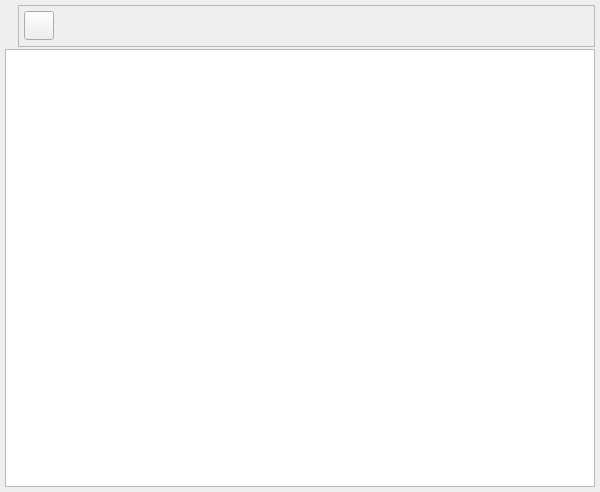
eboladev/Bulmages-1, file bulmages/bulmacont/src/contabilidad/canualesbase.ui: the form before one commit.
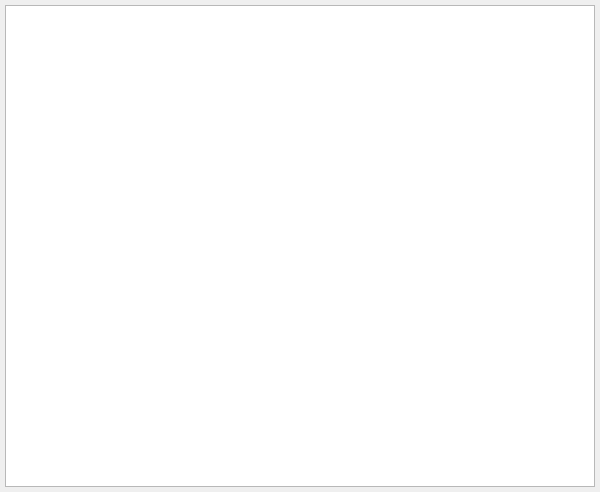
The form after the commit. Icons and pictures are not drawn.

The edit to the form file:
```diff
--- a/bulmages/bulmacont/src/contabilidad/canualesbase.ui
+++ b/bulmages/bulmacont/src/contabilidad/canualesbase.ui
@@ -25,121 +25,6 @@
    <property name="spacing" >
     <number>2</number>
    </property>
-   <item>
-    <layout class="QHBoxLayout" >
-     <property name="margin" >
-      <number>0</number>
-     </property>
-     <property name="spacing" >
-      <number>6</number>
-     </property>
-     <item>
-      <widget class="QLabel" name="pixmapLabel1" >
-       <property name="sizePolicy" >
-        <sizepolicy>
-         <hsizetype>0</hsizetype>
-         <vsizetype>0</vsizetype>
-         <horstretch>0</horstretch>
-         <verstretch>0</verstretch>
-        </sizepolicy>
-       </property>
-       <property name="pixmap" >
-        <pixmap resource="../../../bulmages-recursos-graficos.qrc" >:/BulmaCont32x32/images/pendientes/i_tux.png</pixmap>
-       </property>
-       <property name="scaledContents" >
-        <bool>true</bool>
-       </property>
-      </widget>
-     </item>
-     <item>
-      <widget class="QFrame" name="frame_3" >
-       <property name="sizePolicy" >
-        <sizepolicy>
-         <hsizetype>7</hsizetype>
-         <vsizetype>0</vsizetype>
-         <horstretch>0</horstretch>
-         <verstretch>0</verstretch>
-        </sizepolicy>
-       </property>
-       <property name="minimumSize" >
-        <size>
-         <width>42</width>
-         <height>42</height>
-        </size>
-       </property>
-       <property name="maximumSize" >
-        <size>
-         <width>16777215</width>
-         <height>48</height>
-        </size>
-       </property>
-       <property name="frameShape" >
-        <enum>QFrame::StyledPanel</enum>
-       </property>
-       <property name="frameShadow" >
-        <enum>QFrame::Raised</enum>
-       </property>
-       <layout class="QHBoxLayout" >
-        <property name="margin" >
-         <number>5</number>
-        </property>
-        <property name="spacing" >
-         <number>2</number>
-        </property>
-        <item>
-         <widget class="QToolButton" name="mui_imprimir" >
-          <property name="sizePolicy" >
-           <sizepolicy>
-            <hsizetype>0</hsizetype>
-            <vsizetype>0</vsizetype>
-            <horstretch>0</horstretch>
-            <verstretch>0</verstretch>
-           </sizepolicy>
-          </property>
-          <property name="toolTip" >
-           <string>Cerrar Asiento</string>
-          </property>
-          <property name="whatsThis" >
-           <string>Cerrar Asiento Ctrl + C</string>
-          </property>
-          <property name="text" >
-           <string/>
-          </property>
-          <property name="icon" >
-           <iconset resource="../../../bulmages-recursos-graficos.qrc" >:/Genericos32x32/images/pendientes/i_filePrint.xpm</iconset>
-          </property>
-          <property name="iconSize" >
-           <size>
-            <width>22</width>
-            <height>22</height>
-           </size>
-          </property>
-          <property name="shortcut" >
-           <string>Ctrl+C</string>
-          </property>
-         </widget>
-        </item>
-        <item>
-         <spacer>
-          <property name="orientation" >
-           <enum>Qt::Horizontal</enum>
-          </property>
-          <property name="sizeType" >
-           <enum>QSizePolicy::Expanding</enum>
-          </property>
-          <property name="sizeHint" >
-           <size>
-            <width>241</width>
-            <height>28</height>
-           </size>
-          </property>
-         </spacer>
-        </item>
-       </layout>
-      </widget>
-     </item>
-    </layout>
-   </item>
    <item>
     <widget class="QTableWidget" name="mui_listado" />
    </item>
```
Left out of the diff: 2 changed lines with no effect on the pictures.
